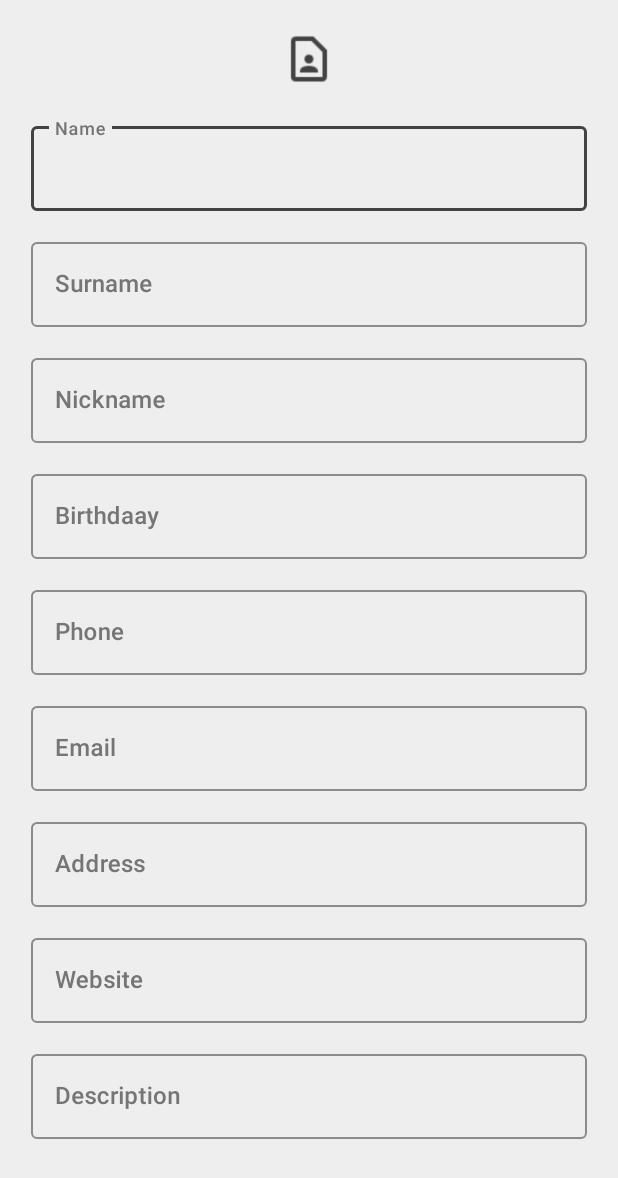
After one commit to Codemitry/QRing, an Android app: the layout input_vcard.xml on its own in the app's theme, with its tools: preview values and no code run, on a phone screen of 412 x 824 dp. The commit adds this screen. Shown: the top 1178 px of the screen. Run offline under Robolectric (Android 15) with nearby library versions, the phone set to English and light mode, and no system bars.

Commit message:
Added vCard

```diff
--- a/app/src/main/java/com/codemitry/scanme/BarcodeDataAdapter.kt
+++ b/app/src/main/java/com/codemitry/scanme/BarcodeDataAdapter.kt
@@ -43,6 +43,21 @@ class BarcodeDataAdapter(private val layout: ViewGroup, val format: Formats) {
                             layout.findViewById<CheckBox>(R.id.hiddenCheckBox).isChecked
                     )
                 }
+
+                Formats.CONTACT_INFO -> {
+                    formatted = VCard(
+                            layout.findViewById<TextInputLayout>(R.id.nameInput).editText?.text.toString(),
+                            layout.findViewById<TextInputLayout>(R.id.surnameInput).editText?.text.toString(),
+                            layout.findViewById<TextInputLayout>(R.id.phoneInput).editText?.text.toString(),
+                            layout.findViewById<TextInputLayout>(R.id.emailInput).editText?.text.toString(),
+                            layout.findViewById<TextInputLayout>(R.id.descriptionInput).editText?.text.toString(),
+                            layout.findViewById<TextInputLayout>(R.id.birthdayInput).editText?.text.toString(),
+                            layout.findViewById<TextInputLayout>(R.id.addressInput).editText?.text.toString(),
+                            layout.findViewById<TextInputLayout>(R.id.webSiteInput).editText?.text.toString(),
+                            layout.findViewById<TextInputLayout>(R.id.nickNameInput).editText?.text.toString()
+
+                    )
+                }
                 else -> formatted = Text("")
             }
             return formatted
@@ -70,6 +85,17 @@ class BarcodeDataAdapter(private val layout: ViewGroup, val format: Formats) {
                     layout.findViewById<TextInputLayout>(R.id.passwordInput).editText?.setText(data.password)
                     layout.findViewById<CheckBox>(R.id.hiddenCheckBox).isChecked = data.hidden
                 }
+                is VCard -> {
+                    layout.findViewById<TextInputLayout>(R.id.nameInput)?.editText?.setText(data.name)
+                    layout.findViewById<TextInputLayout>(R.id.surnameInput)?.editText?.setText(data.surname)
+                    layout.findViewById<TextInputLayout>(R.id.phoneInput)?.editText?.setText(data.phone)
+                    layout.findViewById<TextInputLayout>(R.id.emailInput)?.editText?.setText(data.email)
+                    layout.findViewById<TextInputLayout>(R.id.descriptionInput)?.editText?.setText(data.description)
+                    layout.findViewById<TextInputLayout>(R.id.birthdayInput)?.editText?.setText(data.birthday)
+                    layout.findViewById<TextInputLayout>(R.id.addressInput)?.editText?.setText(data.address)
+                    layout.findViewById<TextInputLayout>(R.id.webSiteInput)?.editText?.setText(data.website)
+                    layout.findViewById<TextInputLayout>(R.id.nickNameInput)?.editText?.setText(data.nickname)
+                }
             }
         }
     }
--- a/app/src/main/java/com/codemitry/scanme/ui/FormatFragment.kt
+++ b/app/src/main/java/com/codemitry/scanme/ui/FormatFragment.kt
@@ -144,7 +144,7 @@ class FormatFragment(private val onFinish: (format: Formats, data: FormattedData
             Formats.WIFI -> R.layout.input_wifi
             Formats.EMAIL -> R.layout.input_email
             Formats.SMS -> R.layout.input_sms
-            Formats.CONTACT_INFO -> R.layout.input_text // TODO: Fix layout
+            Formats.CONTACT_INFO -> R.layout.input_vcard
             Formats.LOCATION -> R.layout.input_text // TODO: Fix layout
 
             else -> R.layout.input_text // TODO: Fix layout
@@ -345,7 +345,20 @@ class FormatFragment(private val onFinish: (format: Formats, data: FormattedData
 
                 })
             }
-            Formats.CONTACT_INFO -> R.layout.input_text // TODO: Fix layout
+            Formats.CONTACT_INFO -> {
+                dataCard.findViewById<TextInputLayout>(R.id.nameInput).editText?.addTextChangedListener(object : TextWatcher {
+                    override fun beforeTextChanged(p0: CharSequence?, p1: Int, p2: Int, p3: Int) {
+                    }
+
+                    override fun onTextChanged(p0: CharSequence?, p1: Int, p2: Int, p3: Int) {
+                    }
+
+                    override fun afterTextChanged(text: Editable?) {
+                        nextDataButton.isEnabled = text?.length ?: 0 > 0
+                    }
+
+                })
+            }
             Formats.LOCATION -> R.layout.input_text // TODO: Fix layout
 
             else -> R.layout.input_text // TODO: Fix layout
--- /dev/null
+++ b/app/src/main/res/layout/input_vcard.xml
@@ -0,0 +1,270 @@
+<?xml version="1.0" encoding="utf-8"?>
+
+<!--<androidx.core.widget.NestedScrollView xmlns:android="http://schemas.android.com/apk/res/android"-->
+<!--    xmlns:app="http://schemas.android.com/apk/res-auto"-->
+<!--    xmlns:tools="http://schemas.android.com/tools"-->
+<!--    android:layout_width="match_parent"-->
+<!--    android:layout_height="wrap_content"-->
+<!--    android:orientation="vertical">-->
+
+<androidx.constraintlayout.widget.ConstraintLayout xmlns:android="http://schemas.android.com/apk/res/android"
+    xmlns:app="http://schemas.android.com/apk/res-auto"
+    style="@style/LayoutResultScan"
+
+    android:layout_width="match_parent"
+    android:layout_height="wrap_content">
+
+    <ImageView
+        android:id="@+id/icon"
+        android:layout_width="wrap_content"
+        android:layout_height="wrap_content"
+        android:scaleX="0.75"
+        android:scaleY="0.75"
+
+        android:src="@drawable/vcard"
+
+        app:layout_constraintEnd_toEndOf="parent"
+        app:layout_constraintStart_toStartOf="parent"
+        app:layout_constraintTop_toTopOf="parent"
+        app:tint="@color/gray_800" />
+
+
+    <com.google.android.material.textfield.TextInputLayout
+        android:id="@+id/nameInput"
+        style="@style/TextInputLayout"
+
+        android:layout_width="match_parent"
+        android:layout_height="wrap_content"
+
+        android:layout_marginTop="15dp"
+
+        android:hint="@string/name"
+
+        app:layout_constraintEnd_toEndOf="parent"
+        app:layout_constraintStart_toStartOf="parent"
+        app:layout_constraintTop_toBottomOf="@id/icon">
+
+        <com.google.android.material.textfield.TextInputEditText
+            style="@style/TextInputEditText"
+
+            android:layout_width="match_parent"
+            android:layout_height="wrap_content"
+
+            android:imeOptions="actionNext"
+            android:inputType="text" />
+
+    </com.google.android.material.textfield.TextInputLayout>
+
+    <com.google.android.material.textfield.TextInputLayout
+        android:id="@+id/surnameInput"
+        style="@style/TextInputLayout"
+
+        android:layout_width="match_parent"
+        android:layout_height="wrap_content"
+
+        android:layout_marginTop="15dp"
+
+        android:hint="@string/surname"
+
+        app:layout_constraintEnd_toEndOf="parent"
+        app:layout_constraintStart_toStartOf="parent"
+        app:layout_constraintTop_toBottomOf="@id/nameInput">
+
+        <com.google.android.material.textfield.TextInputEditText
+            style="@style/TextInputEditText"
+
+            android:layout_width="match_parent"
+            android:layout_height="wrap_content"
+
+            android:imeOptions="actionNext"
+            android:inputType="text" />
+
+    </com.google.android.material.textfield.TextInputLayout>
+
+    <com.google.android.material.textfield.TextInputLayout
+        android:id="@+id/nickNameInput"
+        style="@style/TextInputLayout"
+
+        android:layout_width="match_parent"
+        android:layout_height="wrap_content"
+
+        android:layout_marginTop="15dp"
+
+        android:hint="@string/nickName"
+
+        app:layout_constraintEnd_toEndOf="parent"
+        app:layout_constraintStart_toStartOf="parent"
+        app:layout_constraintTop_toBottomOf="@id/surnameInput">
+
+        <com.google.android.material.textfield.TextInputEditText
+            style="@style/TextInputEditText"
+
+            android:layout_width="match_parent"
+            android:layout_height="wrap_content"
+
+            android:imeOptions="actionNext"
+            android:inputType="text" />
+
+    </com.google.android.material.textfield.TextInputLayout>
+
+    <com.google.android.material.textfield.TextInputLayout
+        android:id="@+id/birthdayInput"
+        style="@style/TextInputLayout"
+
+        android:layout_width="match_parent"
+        android:layout_height="wrap_content"
+
+        android:layout_marginTop="15dp"
+
+        android:hint="@string/birthday"
+
+        app:layout_constraintEnd_toEndOf="parent"
+        app:layout_constraintStart_toStartOf="parent"
+        app:layout_constraintTop_toBottomOf="@id/nickNameInput">
+
+        <com.google.android.material.textfield.TextInputEditText
+            style="@style/TextInputEditText"
+
+            android:layout_width="match_parent"
+            android:layout_height="wrap_content"
+
+            android:imeOptions="actionNext"
+            android:inputType="text" />
+
+    </com.google.android.material.textfield.TextInputLayout>
+
+    <com.google.android.material.textfield.TextInputLayout
+        android:id="@+id/phoneInput"
+        style="@style/TextInputLayout"
+
+        android:layout_width="match_parent"
+        android:layout_height="wrap_content"
+
+        android:layout_marginTop="15dp"
+
+        android:hint="@string/phone"
+
+        app:layout_constraintEnd_toEndOf="parent"
+        app:layout_constraintStart_toStartOf="parent"
+        app:layout_constraintTop_toBottomOf="@id/birthdayInput">
+
+        <com.google.android.material.textfield.TextInputEditText
+            style="@style/TextInputEditText"
+
+            android:layout_width="match_parent"
+            android:layout_height="wrap_content"
+
+            android:imeOptions="actionNext"
+            android:inputType="phone" />
+
+    </com.google.android.material.textfield.TextInputLayout>
+
+    <com.google.android.material.textfield.TextInputLayout
+        android:id="@+id/emailInput"
+        style="@style/TextInputLayout"
+
+        android:layout_width="match_parent"
+        android:layout_height="wrap_content"
+
+        android:layout_marginTop="15dp"
+
+        android:hint="@string/email"
+
+        app:layout_constraintEnd_toEndOf="parent"
+        app:layout_constraintStart_toStartOf="parent"
+        app:layout_constraintTop_toBottomOf="@id/phoneInput">
+
+        <com.google.android.material.textfield.TextInputEditText
+            style="@style/TextInputEditText"
+
+            android:layout_width="match_parent"
+            android:layout_height="wrap_content"
+
+            android:imeOptions="actionNext"
+            android:inputType="textEmailAddress" />
+
+    </com.google.android.material.textfield.TextInputLayout>
+
+
+    <com.google.android.material.textfield.TextInputLayout
+        android:id="@+id/addressInput"
+        style="@style/TextInputLayout"
+
+        android:layout_width="match_parent"
+        android:layout_height="wrap_content"
+
+        android:layout_marginTop="15dp"
+
+        android:hint="@string/address"
+
+        app:layout_constraintEnd_toEndOf="parent"
+        app:layout_constraintStart_toStartOf="parent"
+        app:layout_constraintTop_toBottomOf="@id/emailInput">
+
+        <com.google.android.material.textfield.TextInputEditText
+            style="@style/TextInputEditText"
+
+            android:layout_width="match_parent"
+            android:layout_height="wrap_content"
+
+            android:imeOptions="actionNext"
+            android:inputType="text" />
+
+    </com.google.android.material.textfield.TextInputLayout>
+
+    <com.google.android.material.textfield.TextInputLayout
+        android:id="@+id/webSiteInput"
+        style="@style/TextInputLayout"
+
+        android:layout_width="match_parent"
+        android:layout_height="wrap_content"
+
+        android:layout_marginTop="15dp"
+
+        android:hint="@string/website"
+
+        app:layout_constraintEnd_toEndOf="parent"
+        app:layout_constraintStart_toStartOf="parent"
+        app:layout_constraintTop_toBottomOf="@id/addressInput">
+
+        <com.google.android.material.textfield.TextInputEditText
+            style="@style/TextInputEditText"
+
+            android:layout_width="match_parent"
+            android:layout_height="wrap_content"
+
+            android:imeOptions="actionNext"
+            android:inputType="textUri" />
+
+    </com.google.android.material.textfield.TextInputLayout>
+
+    <com.google.android.material.textfield.TextInputLayout
+        android:id="@+id/descriptionInput"
+        style="@style/TextInputLayout"
+
+        android:layout_width="match_parent"
+        android:layout_height="wrap_content"
+
+        android:layout_marginTop="15dp"
+
+        android:hint="@string/description"
+
+        app:layout_constraintEnd_toEndOf="parent"
+        app:layout_constraintStart_toStartOf="parent"
+        app:layout_constraintTop_toBottomOf="@id/webSiteInput">
+
+        <com.google.android.material.textfield.TextInputEditText
+            style="@style/TextInputEditText"
+
+            android:layout_width="match_parent"
+            android:layout_height="wrap_content"
+
+            android:imeOptions="actionDone"
+            android:inputType="text" />
+
+    </com.google.android.material.textfield.TextInputLayout>
+
+</androidx.constraintlayout.widget.ConstraintLayout>
+
+
+    <!--</androidx.core.widget.NestedScrollView>-->
--- a/app/src/main/res/values/strings.xml
+++ b/app/src/main/res/values/strings.xml
@@ -59,5 +59,11 @@
     <string name="encryption">Encryption</string>
     <string name="password">Password</string>
     <string name="hidden">Hidden</string>
+    <string name="phone">Phone</string>
+    <string name="name">Name</string>
+    <string name="surname">Surname</string>
+    <string name="nickName">Nickname</string>
+    <string name="birthday">Birthdaay</string>
+    <string name="description">Description</string>
 
 </resources>
```
Also changed, not shown: 1 other file.
